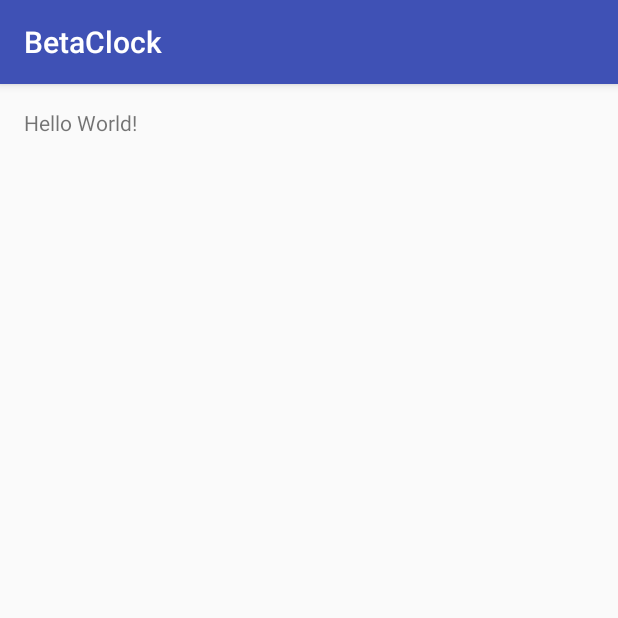
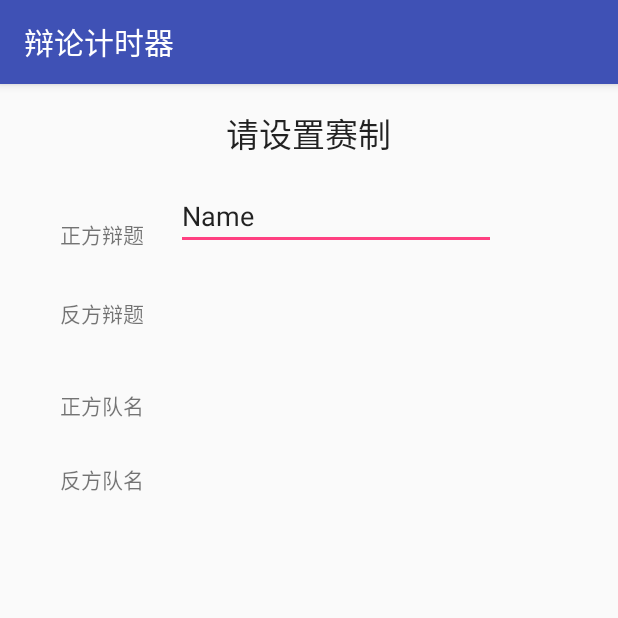
Before and after one commit to sososun/DebateClock, an Android app: the screen it shows after launch (MainActivity), on a phone screen of 412 x 824 dp, the top half of it. Run offline under Robolectric (Android 15) with nearby library versions, the light colour scheme and no system bars.

Commit message:
开始构建页面逻辑提交

```diff
--- a/app/src/main/res/layout/activity_main.xml
+++ b/app/src/main/res/layout/activity_main.xml
@@ -13,5 +13,56 @@
     <TextView
         android:layout_width="wrap_content"
         android:layout_height="wrap_content"
-        android:text="Hello World!" />
+        android:textAppearance="@android:style/TextAppearance.Material.Large"
+        android:layout_centerHorizontal="true"
+        android:text="请设置赛制"
+        android:id="@+id/textView" />
+
+    <TextView
+        android:text="正方辩题"
+        android:layout_width="wrap_content"
+        android:layout_height="wrap_content"
+        android:layout_marginStart="24dp"
+        android:layout_marginTop="40dp"
+        android:id="@+id/positiveTitle"
+        android:layout_below="@+id/textView"
+        android:layout_alignParentStart="true" />
+
+    <TextView
+        android:text="正方队名"
+        android:layout_width="wrap_content"
+        android:layout_height="wrap_content"
+        android:layout_below="@+id/negativeTitle"
+        android:layout_alignStart="@+id/negativeTitle"
+        android:layout_marginTop="40dp"
+        android:id="@+id/positiveName" />
+
+    <TextView
+        android:text="反方辩题"
+        android:layout_width="wrap_content"
+        android:layout_height="wrap_content"
+        android:layout_marginTop="31dp"
+        android:id="@+id/negativeTitle"
+        android:layout_below="@+id/positiveTitle"
+        android:layout_alignStart="@+id/positiveTitle" />
+
+    <TextView
+        android:text="反方队名"
+        android:layout_width="wrap_content"
+        android:layout_height="wrap_content"
+        android:layout_below="@+id/positiveName"
+        android:layout_alignStart="@+id/positiveName"
+        android:layout_marginTop="28dp"
+        android:id="@+id/negativeName" />
+
+    <EditText
+        android:layout_width="wrap_content"
+        android:layout_height="wrap_content"
+        android:inputType="textPersonName"
+        android:text="Name"
+        android:ems="10"
+        android:layout_alignBottom="@+id/positiveTitle"
+        android:layout_toEndOf="@+id/positiveTitle"
+        android:layout_marginStart="21dp"
+        android:id="@+id/editText" />
 </RelativeLayout>
--- a/app/src/main/res/values/strings.xml
+++ b/app/src/main/res/values/strings.xml
@@ -1,3 +1,3 @@
 <resources>
-    <string name="app_name">BetaClock</string>
+    <string name="app_name">辩论计时器</string>
 </resources>
```
